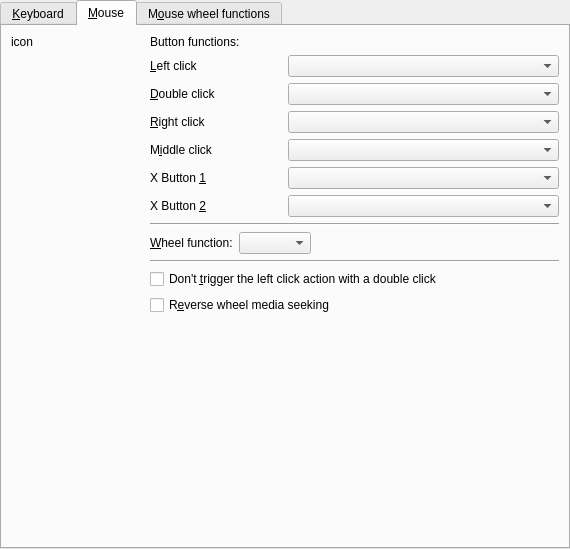
Old version of the form src/prefinput.ui in the repository wilbert2000/wzplayer.
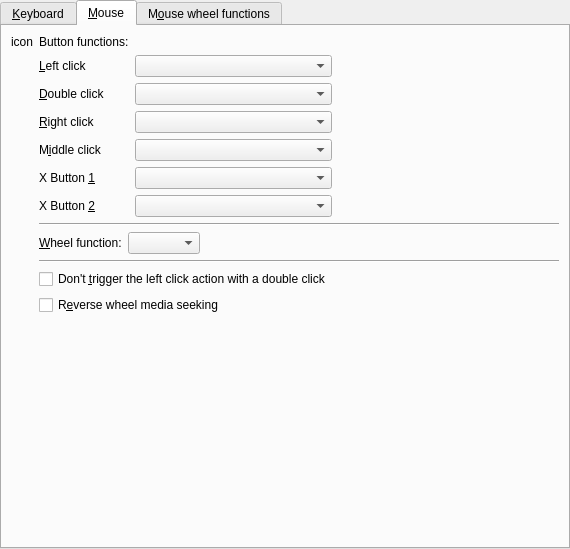
New version of the form. The open tabs and pages were chosen to show the change. Custom widgets are drawn as their Qt base class.

Commit message: Add spacer in prefinput

What changed in the file:
```diff
--- a/src/prefinput.ui
+++ b/src/prefinput.ui
@@ -122,7 +122,7 @@
          </item>
         </layout>
        </item>
-       <item row="0" column="1" colspan="2">
+       <item row="0" column="1">
         <widget class="QLabel" name="textLabel1_16">
          <property name="text">
           <string>Button functions:</string>
@@ -145,7 +145,7 @@
          </property>
         </widget>
        </item>
-       <item row="1" column="2" colspan="2">
+       <item row="1" column="2">
         <widget class="MyComboBox" name="left_click_combo">
          <property name="sizePolicy">
           <sizepolicy hsizetype="Expanding" vsizetype="Fixed">
@@ -168,7 +168,7 @@
          </property>
         </widget>
        </item>
-       <item row="2" column="2" colspan="2">
+       <item row="2" column="2">
         <widget class="MyComboBox" name="double_click_combo">
          <property name="sizePolicy">
           <sizepolicy hsizetype="Expanding" vsizetype="Fixed">
@@ -191,7 +191,7 @@
          </property>
         </widget>
        </item>
-       <item row="3" column="2" colspan="2">
+       <item row="3" column="2">
         <widget class="MyComboBox" name="right_click_combo">
          <property name="sizePolicy">
           <sizepolicy hsizetype="Expanding" vsizetype="Fixed">
@@ -201,6 +201,19 @@
          </property>
         </widget>
        </item>
+       <item row="3" column="4">
+        <spacer name="horizontalSpacer">
+         <property name="orientation">
+          <enum>Qt::Horizontal</enum>
+         </property>
+         <property name="sizeHint" stdset="0">
+          <size>
+           <width>195</width>
+           <height>20</height>
+          </size>
+         </property>
+        </spacer>
+       </item>
        <item row="4" column="1">
         <widget class="QLabel" name="label">
          <property name="text">
@@ -211,7 +224,7 @@
          </property>
         </widget>
        </item>
-       <item row="4" column="2" colspan="2">
+       <item row="4" column="2">
         <widget class="QComboBox" name="middle_click_combo"/>
        </item>
        <item row="5" column="1">
@@ -224,7 +237,7 @@
          </property>
         </widget>
        </item>
-       <item row="5" column="2" colspan="2">
+       <item row="5" column="2">
         <widget class="QComboBox" name="xbutton1_click_combo"/>
        </item>
        <item row="6" column="1">
@@ -237,10 +250,10 @@
          </property>
         </widget>
        </item>
-       <item row="6" column="2" colspan="2">
+       <item row="6" column="2">
         <widget class="QComboBox" name="xbutton2_click_combo"/>
        </item>
-       <item row="7" column="1" colspan="3">
+       <item row="7" column="1" colspan="4">
         <widget class="Line" name="line7">
          <property name="sizePolicy">
           <sizepolicy hsizetype="Expanding" vsizetype="Fixed">
@@ -259,7 +272,7 @@
          </property>
         </widget>
        </item>
-       <item row="8" column="1" colspan="3">
+       <item row="8" column="1" colspan="2">
         <layout class="QHBoxLayout" name="horizontalLayout">
          <item>
           <widget class="QLabel" name="textLabel2_8">
@@ -302,21 +315,21 @@
          </item>
         </layout>
        </item>
-       <item row="9" column="1" colspan="3">
+       <item row="9" column="1" colspan="4">
         <widget class="Line" name="line">
          <property name="orientation">
           <enum>Qt::Horizontal</enum>
          </property>
         </widget>
        </item>
-       <item row="10" column="1" colspan="3">
+       <item row="10" column="1" colspan="2">
         <widget class="QCheckBox" name="delay_left_check">
          <property name="text">
           <string>Don't &amp;trigger the left click action with a double click</string>
          </property>
         </widget>
        </item>
-       <item row="11" column="1" colspan="3">
+       <item row="11" column="1" colspan="2">
         <widget class="QCheckBox" name="wheel_function_seeking_reverse_check">
          <property name="text">
           <string>R&amp;everse wheel media seeking</string>
```
